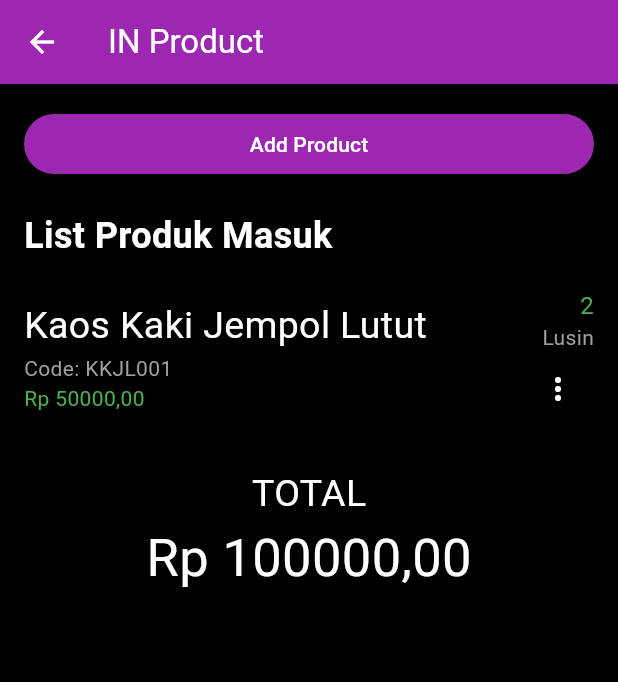
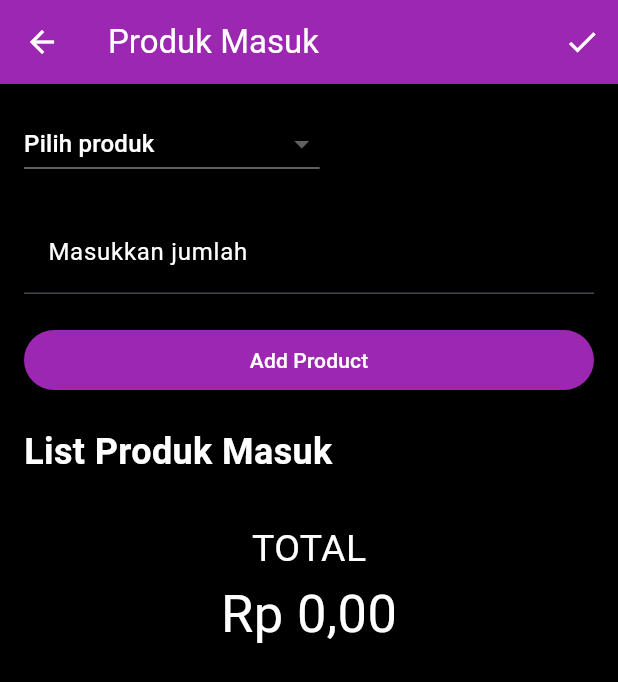
Before and after one commit to g4l3win/inventori, a Flutter app: the INPage screen opened directly, on a phone screen of 412 x 824 dp. Shown: the top 682 px of the screen. Run offline on Flutter 3.47's test engine with Material 3 defaults, Android fonts, the phone set to English and light mode, and no system bars.

Commit message:
bisa ngatur barang masuk

```diff
--- a/lib/Screens/IN_page.dart
+++ b/lib/Screens/IN_page.dart
@@ -1,5 +1,5 @@
 import 'package:flutter/material.dart';
-import 'package:inventori/Screens/pilihproductIN_page.dart';
+//import 'package:inventori/Screens/pilihproductIN_page.dart';
 
 class INPage extends StatefulWidget {
   @override
@@ -7,10 +7,22 @@ class INPage extends StatefulWidget {
 }
 
 class _INPageState extends State<INPage> {
+  // Daftar produk yang tersedia
+  List<Map<String, dynamic>> availableProducts = [
+    {'name': 'Kaos Kaki Jempol Lutut', 'code': 'KKJL001', 'price': 50000, 'unit': 'Lusin'},
+    {'name': 'Sarung Tangan Putih', 'code': 'STP001', 'price': 48000, 'unit': 'Lusin'},
+  ];
+
   // Daftar produk masuk
   List<Map<String, dynamic>> products = [
-    {'name': 'Kaos Kaki Jempol Lutut', 'code': 'KKJL001', 'price': 50000, 'quantity': 2, 'unit': 'Lusin'},
+    //{'name': 'Kaos Kaki Jempol Lutut', 'code': 'KKJL001', 'price': 50000, 'quantity': 2, 'unit': 'Lusin'},
   ];
+
+  // Variabel untuk produk yang dipilih dari dropdown
+  Map<String, dynamic>? selectedProduct;
+
+  // Controller untuk jumlah barang yang masuk
+  TextEditingController quantityController = TextEditingController();
 
   // Fungsi untuk menghitung total harga
   num _calculateTotalPrice() {
@@ -23,19 +35,31 @@ class _INPageState extends State<INPage> {
 
   // Fungsi untuk menambah produk baru dari PilihProductINPage
   Future<void> _addProduct() async {
-    final result = await Navigator.push(
-      context,
-      MaterialPageRoute(builder: (context) => PilihProductINPage()), // Navigasi ke halaman pilih produk
-    );
-
-    if (result != null) {
-      print("Produk yang ditambahkan: $result");
-      setState(() {
-        // Langsung tambahkan produk baru ke daftar tanpa pengecekan
-        products.add(result);
-      });
+    if (selectedProduct != null && quantityController.text.isNotEmpty) {
+      int? quantity = int.tryParse(quantityController.text);
+      if (quantity != null && quantity > 0) {
+        setState(() {
+          // Menambahkan produk ke daftar
+          products.add({
+            'name': selectedProduct!['name'],
+            'code': selectedProduct!['code'],
+            'price': selectedProduct!['price'],
+            'quantity': quantity,
+            'unit': selectedProduct!['unit'],
+          });
+          // Reset form setelah menambahkan produk
+          selectedProduct = null;
+          quantityController.clear();
+        });
+      } else {
+        ScaffoldMessenger.of(context).showSnackBar(SnackBar(
+          content: Text('Jumlah barang tidak valid'),
+        ));
+      }
     } else {
-      print("Tidak ada produk yang ditambahkan.");
+      ScaffoldMessenger.of(context).showSnackBar(SnackBar(
+        content: Text('Pilih produk dan masukkan jumlah barang'),
+      ));
     }
   }
 
@@ -77,7 +101,7 @@ class _INPageState extends State<INPage> {
   Widget build(BuildContext context) {
     return Scaffold(
       appBar: AppBar(
-        title: Text('IN Product', style: TextStyle(color: Colors.white)),
+        title: Text('Produk Masuk', style: TextStyle(color: Colors.white)),
         backgroundColor: Colors.purple,
         leading: IconButton(
           icon: Icon(Icons.arrow_back, color: Colors.white),
@@ -85,6 +109,15 @@ class _INPageState extends State<INPage> {
             Navigator.pop(context); // Aksi untuk kembali ke halaman sebelumnya
           },
         ),
+        actions: [
+          IconButton(
+            icon: Icon(Icons.check, color: Colors.white,),
+            onPressed: () {
+
+             // Aksi untuk menyimpan perubahan produk baru
+            },
+          )
+        ],
       ),
       body: Padding(
         padding: const EdgeInsets.all(16.0),
@@ -93,6 +126,45 @@ class _INPageState extends State<INPage> {
           child: Column(
             crossAxisAlignment: CrossAxisAlignment.start,
             children: [
+              // Dropdown untuk memilih produk
+              DropdownButton<Map<String, dynamic>>(
+                hint: Text(
+                  'Pilih produk',
+                  style: TextStyle(color: Colors.white),
+                ),
+                value: selectedProduct,
+                onChanged: (Map<String, dynamic>? newValue) {
+                  setState(() {
+                    selectedProduct = newValue;
+                  });
+                },
+                items: availableProducts.map((Map<String, dynamic> product) {
+                  return DropdownMenuItem<Map<String, dynamic>>(
+                    value: product,
+                    child: Text(
+                      product['name'],
+                      style: TextStyle(color: Colors.white),
+                    ),
+                  );
+                }).toList(),
+                dropdownColor: Colors.purple[700],
+              ),
+              SizedBox(height: 20),
+
+              // TextField untuk input kuantitas
+              TextField(
+                controller: quantityController,
+                keyboardType: TextInputType.number,
+                decoration: InputDecoration(
+                  labelText: 'Masukkan jumlah',
+                  labelStyle: TextStyle(color: Colors.white),
+                  filled: true,
+                  fillColor: Colors.black54,
+                ),
+                style: TextStyle(color: Colors.white),
+              ),
+              SizedBox(height: 20),
+
               SizedBox(
                 width: double.infinity, // Agar tombol memenuhi lebar layar
                 child: ElevatedButton(
```
